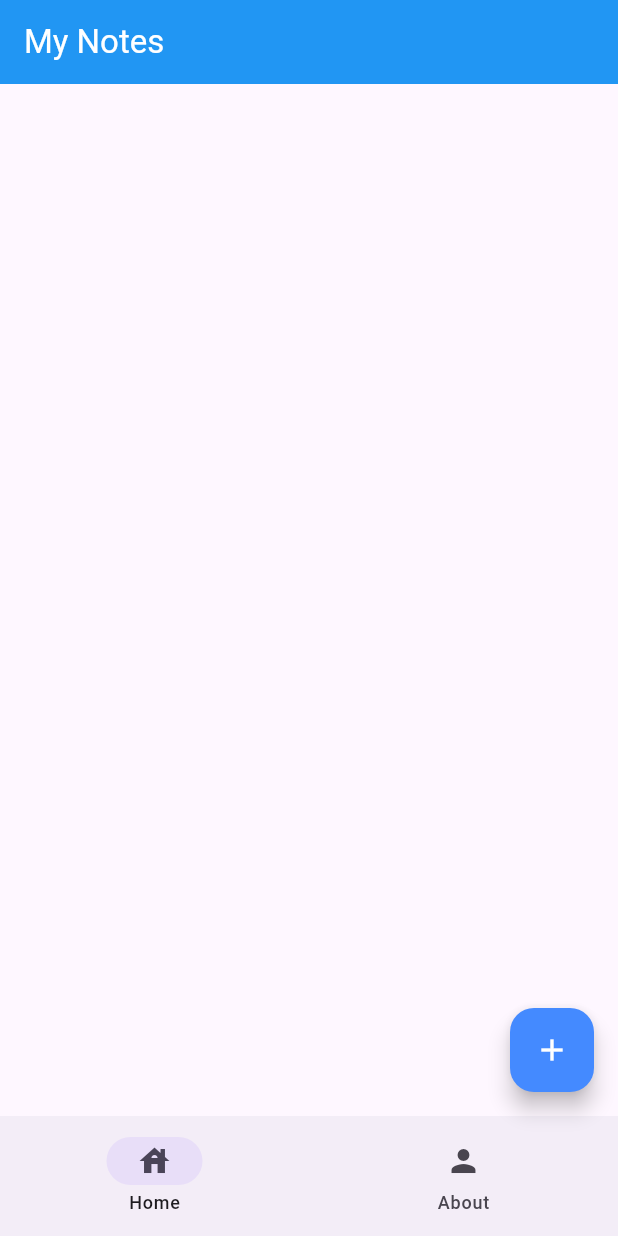
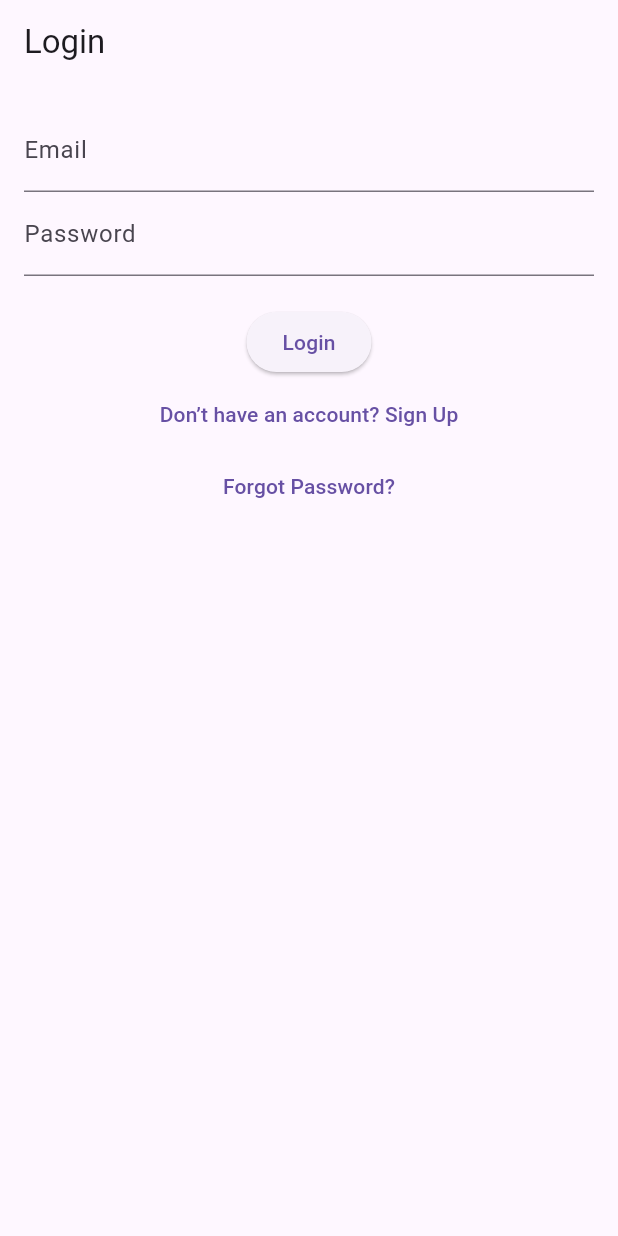
Before and after one commit to FlutterBootcamp-March-2025/my_bootcamp_notes, a Flutter app: the screen it shows after launch, on a phone screen of 412 x 824 dp. Run offline on Flutter 3.47's test engine with Material 3 defaults, Android fonts, the phone set to English and light mode, and no system bars; our stand-ins replace cloud_firestore, firebase_auth, firebase_core, get; accounts and stored records are empty.

Commit message:
added more code

```diff
--- a/analysis_options.yaml
+++ b/analysis_options.yaml
@@ -21,7 +21,7 @@ linter:
   # `// ignore_for_file: name_of_lint` syntax on the line or in the file
   # producing the lint.
   rules:
-    # avoid_print: false  # Uncomment to disable the `avoid_print` rule
+    avoid_print: false  # Uncomment to disable the `avoid_print` rule
     # prefer_single_quotes: true  # Uncomment to enable the `prefer_single_quotes` rule
 
 # Additional information about this file can be found at
--- /dev/null
+++ b/lib/controller/auth_controller.dart
@@ -0,0 +1,72 @@
+import 'package:firebase_auth/firebase_auth.dart';
+import 'package:get/get.dart';
+
+import '../view/auth/login_page.dart';
+import '../view/home_page.dart';
+
+class AuthController extends GetxController {
+  final FirebaseAuth _auth = FirebaseAuth.instance;
+  final Rx<User?> user = Rx<User?>(null);
+  final RxBool isLoading = false.obs;
+  final RxInt currentIndex = 0.obs;
+
+  @override
+  void onInit() {
+    super.onInit();
+    print('AuthController: Binding auth state changes');
+    user.bindStream(
+      _auth.authStateChanges().handleError((e) {
+        print('AuthController: Auth state error: $e');
+      }),
+    );
+  }
+
+  Future<void> signup(String email, String password) async {
+    try {
+      isLoading.value = true;
+      await _auth.createUserWithEmailAndPassword(
+        email: email,
+        password: password,
+      );
+      Get.offAllNamed('/main');
+    } catch (e) {
+      Get.snackbar('Error', e.toString(), snackPosition: SnackPosition.BOTTOM);
+    } finally {
+      isLoading.value = false;
+    }
+  }
+
+  Future<void> login(String email, String password) async {
+    try {
+      isLoading.value = true;
+      await _auth.signInWithEmailAndPassword(email: email, password: password);
+      Get.offAllNamed('/main');
+    } catch (e) {
+      Get.snackbar('Error', e.toString(), snackPosition: SnackPosition.BOTTOM);
+    } finally {
+      isLoading.value = false;
+    }
+  }
+
+  Future<void> resetPassword(String email) async {
+    try {
+      isLoading.value = true;
+      await _auth.sendPasswordResetEmail(email: email);
+      Get.snackbar(
+        'Success',
+        'Password reset email sent!',
+        snackPosition: SnackPosition.BOTTOM,
+      );
+      Get.back();
+    } catch (e) {
+      Get.snackbar('Error', e.toString(), snackPosition: SnackPosition.BOTTOM);
+    } finally {
+      isLoading.value = false;
+    }
+  }
+
+  Future<void> logout() async {
+    await _auth.signOut();
+    Get.offAllNamed('/login');
+  }
+}
--- a/lib/main.dart
+++ b/lib/main.dart
@@ -1,17 +1,29 @@
+import 'package:firebase_core/firebase_core.dart';
 import 'package:flutter/material.dart';
-import 'package:cloud_firestore/cloud_firestore.dart';
-import 'package:firebase_core/firebase_core.dart';
 import 'package:get/get.dart';
+import 'package:my_bootcamp_notes/controller/auth_controller.dart';
 import 'package:my_bootcamp_notes/controller/notes_controller.dart';
 import 'package:my_bootcamp_notes/firebase_options.dart';
-import 'package:my_bootcamp_notes/model/note.dart';
 import 'package:my_bootcamp_notes/view/about_page.dart';
+import 'package:my_bootcamp_notes/view/auth/login_page.dart';
 import 'package:my_bootcamp_notes/view/home_page.dart';
-import 'package:my_bootcamp_notes/view/notes/note_edit.dart';
+import 'package:my_bootcamp_notes/view/main_page.dart';
 
-void main() {
+void main() async {
   WidgetsFlutterBinding.ensureInitialized();
+  try {
+    await Firebase.initializeApp(
+      options: DefaultFirebaseOptions.currentPlatform,
+    );
+  } catch (e) {
+  }
+  _initializeControllers();
   runApp(const MyApp());
+}
+
+void _initializeControllers() {
+  Get.put(NotesController());
+  Get.put(AuthController());
 }
 
 class MyApp extends StatefulWidget {
@@ -22,78 +34,35 @@ class MyApp extends StatefulWidget {
 }
 
 class _MyAppState extends State<MyApp> {
-  final Future<FirebaseApp> _fbApp = Firebase.initializeApp(
-    options: DefaultFirebaseOptions.currentPlatform,
-  );
-  final NotesController controller = Get.put(NotesController());
-  int currentIndex = 0;
-  bool hasNotesLoaded = false;
-
-  loadNotes() async {
-    if (hasNotesLoaded) return;
-
-    final db = FirebaseFirestore.instance;
-    final notes = db.collection('Notes');
-    final snapshot = await notes.get();
-    controller.loadNotes(snapshot.docs);
-    hasNotesLoaded = true;
-  }
-
   @override
   Widget build(BuildContext context) {
-    final pages = [HomePage(controller: controller), AboutPage()];
+    final pages = [HomePage(), AboutPage()];
     return GetMaterialApp(
-      home: FutureBuilder(
-        future: _fbApp,
-        builder: (context, snapshot) {
-          if (snapshot.hasError) {
-            return Scaffold(
-              body: Center(
-                child: Text(
-                  'Something went wrong!',
-                  style: TextStyle(fontSize: 32.0),
-                ),
-              ),
-            );
-          } else if (snapshot.hasData) {
-            loadNotes();
-
-            return Scaffold(
-              appBar: AppBar(
-                title: Text('My Notes'),
-                backgroundColor: Colors.blue,
-                foregroundColor: Colors.white,
-              ),
-              body: pages[currentIndex],
-              floatingActionButton: FloatingActionButton(
-                onPressed: () {
-                  Get.to(() => NoteEdit(controller: controller, note: Note()));
-                },
-                child: Icon(Icons.add),
-                backgroundColor: Colors.blueAccent,
-                foregroundColor: Colors.white,
-              ),
-              bottomNavigationBar: NavigationBar(
-                selectedIndex: currentIndex,
-                onDestinationSelected:
-                    (value) => setState(() {
-                      currentIndex = value;
-                    }),
-                destinations: [
-                  NavigationDestination(icon: Icon(Icons.house), label: 'Home'),
-                  NavigationDestination(
-                    icon: Icon(Icons.person),
-                    label: 'About',
-                  ),
-                ],
-              ),
-            );
-          } else {
-            return CircularProgressIndicator();
-          }
-        },
-      ),
+      title: 'Notes App',
+      initialRoute: '/',
+      getPages: [
+        GetPage(name: '/', page: () => AuthWrapper()),
+        GetPage(name: '/main', page: () => MainPage()),
+        GetPage(name: '/login', page: () => LoginPage()),
+        GetPage(name: '/home', page: () => HomePage()),
+      ],
+      home: AuthWrapper(),
       debugShowCheckedModeBanner: false,
     );
   }
 }
+
+class AuthWrapper extends StatelessWidget {
+  const AuthWrapper({super.key});
+
+  @override
+  Widget build(BuildContext context) {
+    final authController = Get.find<AuthController>();
+    return Obx(() {
+      if (authController.isLoading.value) {
+        return Scaffold(body: Center(child: CircularProgressIndicator()));
+      }
+      return authController.user.value != null ? MainPage() : LoginPage();
+    });
+  }
+}
--- /dev/null
+++ b/lib/view/auth/login_page.dart
@@ -0,0 +1,57 @@
+import 'package:flutter/material.dart';
+import 'package:get/get.dart';
+
+import '../../controller/auth_controller.dart';
+import 'forgot_password_page.dart';
+import 'signup_page.dart';
+
+class LoginPage extends StatelessWidget {
+  final AuthController authController = Get.find<AuthController>();
+  final TextEditingController emailController = TextEditingController();
+  final TextEditingController passwordController = TextEditingController();
+
+  @override
+  Widget build(BuildContext context) {
+    return Scaffold(
+      appBar: AppBar(title: Text('Login')),
+      body: Padding(
+        padding: EdgeInsets.all(16.0),
+        child: Obx(
+          () => Column(
+            children: [
+              TextField(
+                controller: emailController,
+                decoration: InputDecoration(labelText: 'Email'),
+                keyboardType: TextInputType.emailAddress,
+              ),
+              TextField(
+                controller: passwordController,
+                decoration: InputDecoration(labelText: 'Password'),
+                obscureText: true,
+              ),
+              SizedBox(height: 20),
+              authController.isLoading.value
+                  ? CircularProgressIndicator()
+                  : ElevatedButton(
+                    onPressed:
+                        () => authController.login(
+                          emailController.text.trim(),
+                          passwordController.text.trim(),
+                        ),
+                    child: Text('Login'),
+                  ),
+              TextButton(
+                onPressed: () => Get.to(() => SignupPage()),
+                child: Text('Don’t have an account? Sign Up'),
+              ),
+              TextButton(
+                onPressed: () => Get.to(() => ForgotPasswordPage()),
+                child: Text('Forgot Password?'),
+              ),
+            ],
+          ),
+        ),
+      ),
+    );
+  }
+}
--- a/lib/view/home_page.dart
+++ b/lib/view/home_page.dart
@@ -5,12 +5,11 @@ import 'package:my_bootcamp_notes/controller/notes_controller.dart';
 import 'home_note.dart';
 
 class HomePage extends StatelessWidget {
-  final NotesController controller;
-
-  const HomePage({super.key, required this.controller});
+  const HomePage({super.key});
 
   @override
   Widget build(BuildContext context) {
+    final controller = Get.find<NotesController>();
     final notes = controller.notes;
 
     return Obx(
--- a/pubspec.yaml
+++ b/pubspec.yaml
@@ -36,6 +36,8 @@ dependencies:
   cupertino_icons: ^1.0.8
   cloud_firestore: ^5.6.6
   get: ^4.7.2
+  firebase_core: ^3.13.0
+  firebase_auth: ^5.5.3
 
 dev_dependencies:
   flutter_test:
```
Also changed, not shown: lib/controller/notes_controller.dart (+88 -33 lines), lib/model/note.dart (+23 -2 lines), lib/view/auth/forgot_password_page.dart (added, +42 -0 lines), lib/view/auth/signup_page.dart (added, +53 -0 lines), lib/view/home_note.dart (+3 -8 lines), lib/view/main_page.dart (added, +82 -0 lines), lib/view/notes/note_edit.dart (+15 -6 lines), lib/firebase_options.dart, pubspec.lock, 4 other files.
